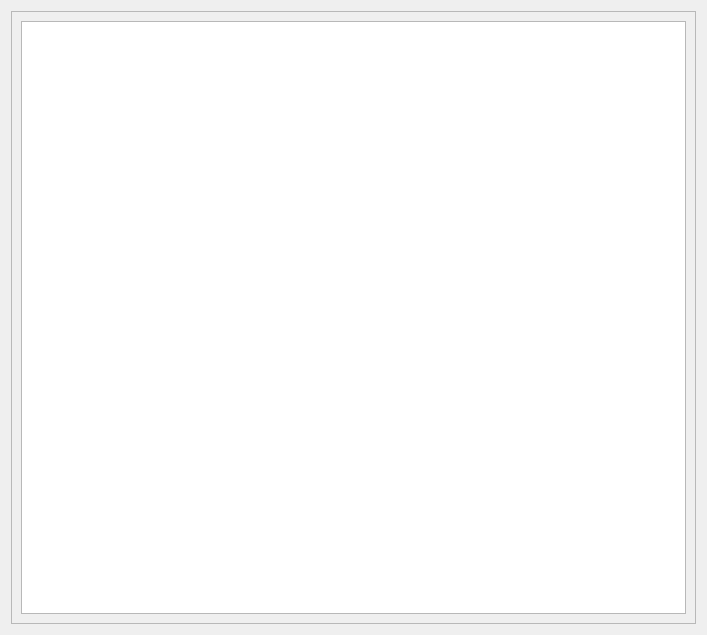
First picture: the form in src/finances.ui, repository ADCompany/AD-Farm, before the edit.
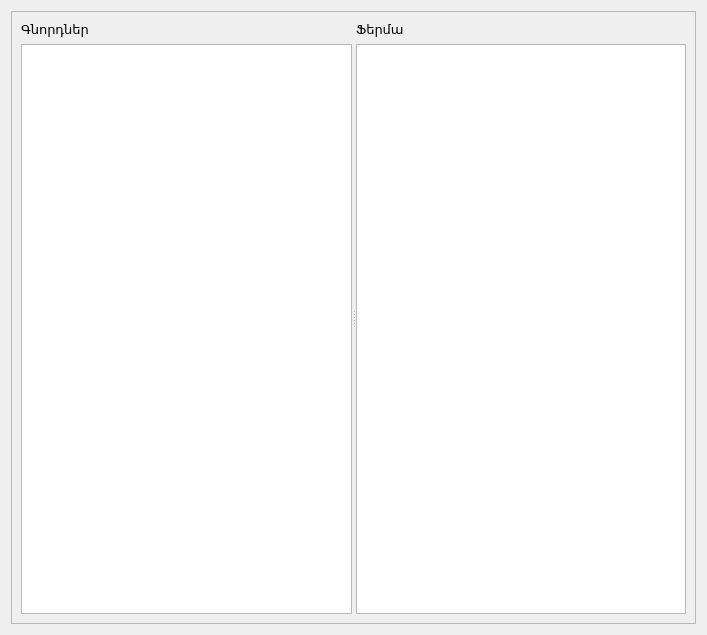
Second picture: the form after the edit.

```diff
--- a/src/finances.ui
+++ b/src/finances.ui
@@ -30,7 +30,47 @@
       </property>
       <layout class="QGridLayout" name="gridLayout">
        <item row="0" column="0">
-        <widget class="QTableView" name="tableView"/>
+        <widget class="QSplitter" name="splitter">
+         <property name="orientation">
+          <enum>Qt::Horizontal</enum>
+         </property>
+         <widget class="QWidget" name="">
+          <layout class="QVBoxLayout" name="verticalLayout">
+           <item>
+            <widget class="QLabel" name="label">
+             <property name="text">
+              <string>&lt;!DOCTYPE HTML PUBLIC &quot;-//W3C//DTD HTML 4.0//EN&quot; &quot;http://www.w3.org/TR/REC-html40/strict.dtd&quot;&gt;
+&lt;html&gt;&lt;head&gt;&lt;meta name=&quot;qrichtext&quot; content=&quot;1&quot; /&gt;&lt;style type=&quot;text/css&quot;&gt;
+p, li { white-space: pre-wrap; }
+&lt;/style&gt;&lt;/head&gt;&lt;body style=&quot; font-family:'MS Shell Dlg 2'; font-size:8.25pt; font-weight:400; font-style:normal;&quot;&gt;
+&lt;p style=&quot; margin-top:0px; margin-bottom:0px; margin-left:0px; margin-right:0px; -qt-block-indent:0; text-indent:0px;&quot;&gt;&lt;span style=&quot; font-size:10pt;&quot;&gt;Գնորդներ&lt;/span&gt;&lt;/p&gt;&lt;/body&gt;&lt;/html&gt;</string>
+             </property>
+            </widget>
+           </item>
+           <item>
+            <widget class="QTableView" name="tableViewCustomers"/>
+           </item>
+          </layout>
+         </widget>
+         <widget class="QWidget" name="">
+          <layout class="QVBoxLayout" name="verticalLayout_2">
+           <item>
+            <widget class="QLabel" name="label_2">
+             <property name="text">
+              <string>&lt;!DOCTYPE HTML PUBLIC &quot;-//W3C//DTD HTML 4.0//EN&quot; &quot;http://www.w3.org/TR/REC-html40/strict.dtd&quot;&gt;
+&lt;html&gt;&lt;head&gt;&lt;meta name=&quot;qrichtext&quot; content=&quot;1&quot; /&gt;&lt;style type=&quot;text/css&quot;&gt;
+p, li { white-space: pre-wrap; }
+&lt;/style&gt;&lt;/head&gt;&lt;body style=&quot; font-family:'MS Shell Dlg 2'; font-size:8.25pt; font-weight:400; font-style:normal;&quot;&gt;
+&lt;p style=&quot; margin-top:0px; margin-bottom:0px; margin-left:0px; margin-right:0px; -qt-block-indent:0; text-indent:0px;&quot;&gt;&lt;span style=&quot; font-size:10pt;&quot;&gt;Ֆերմա&lt;/span&gt;&lt;/p&gt;&lt;/body&gt;&lt;/html&gt;</string>
+             </property>
+            </widget>
+           </item>
+           <item>
+            <widget class="QTableView" name="tableViewFerma"/>
+           </item>
+          </layout>
+         </widget>
+        </widget>
        </item>
       </layout>
      </widget>
```
